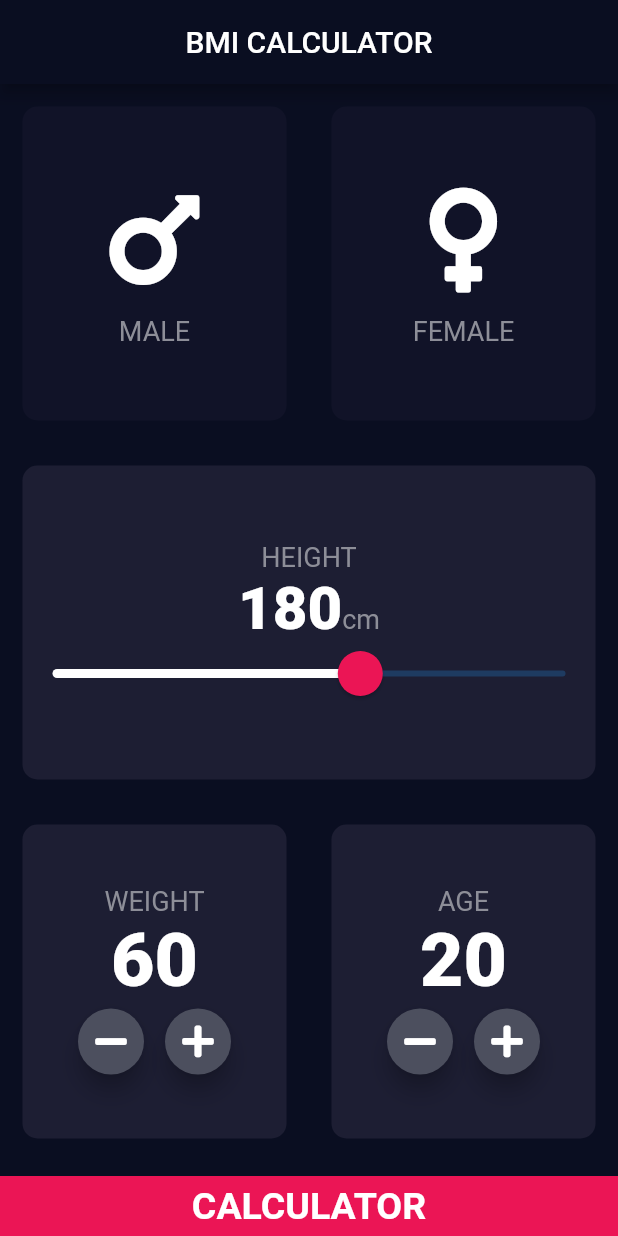
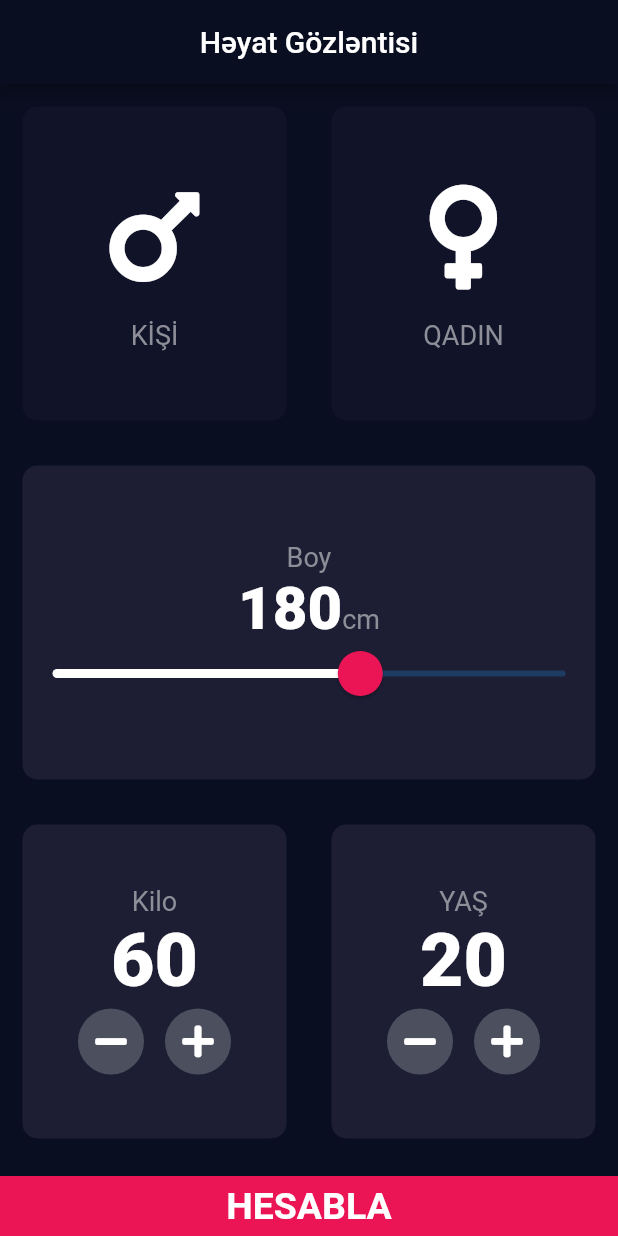
Before and after one commit to mensur056/Flutter_learning, a Flutter app: the screen it shows after launch, on a phone screen of 412 x 824 dp. Run offline on Flutter 3.47's test engine with Material 2 defaults, Android fonts, the phone set to English and light mode, and no system bars; our stand-ins replace audioplayers, font_awesome_flutter.

Commit message:
My Fourth App

```diff
--- a/life_expectancy/lib/components/icon_content.dart
+++ b/life_expectancy/lib/components/icon_content.dart
@@ -1,7 +1,5 @@
 import 'package:flutter/material.dart';
-import '../constants.dart';
-
-
+import 'package:life_expectancy/constants.dart';
 
 class IconContent extends StatelessWidget {
   IconContent({required this.icon, required this.label});
@@ -13,17 +11,17 @@ class IconContent extends StatelessWidget {
   Widget build(BuildContext context) {
     return Column(
       mainAxisAlignment: MainAxisAlignment.center,
-      children: [
+      children: <Widget>[
         Icon(
           icon,
           size: 80.0,
         ),
         SizedBox(
-          height: 10,
+          height: 15.0,
         ),
         Text(
           label,
-          style: kLabelTextStyle
+          style: kLabelTextStyle,
         )
       ],
     );
--- a/life_expectancy/lib/components/round_icon_button.dart
+++ b/life_expectancy/lib/components/round_icon_button.dart
@@ -13,7 +13,7 @@ class RoundIconButton extends StatelessWidget {
     return RawMaterialButton(
         child: Icon(icon),
         onPressed: onPressed,
-        elevation: 6,
+        elevation: 0,
         constraints: BoxConstraints.tightFor(width: 44, height: 44),
         shape: CircleBorder(),
         fillColor: Color(0xFF4C4F5E));
--- a/life_expectancy/lib/screens/input_page.dart
+++ b/life_expectancy/lib/screens/input_page.dart
@@ -6,6 +6,7 @@ import '../constants.dart';
 import 'results_page.dart';
 import '../components/bottom_button.dart';
 import '../components/round_icon_button.dart';
+import 'package:life_expectancy/calculator_brain.dart';
 
 enum Gender {
   male,
@@ -27,7 +28,7 @@ class _InputPageState extends State<InputPage> {
   Widget build(BuildContext context) {
     return Scaffold(
       appBar: AppBar(
-        title: Center(child: Text('BMI CALCULATOR')),
+        title: Center(child: Text('Həyat Gözləntisi')),
       ),
       body: Center(
         child: Column(
@@ -48,7 +49,7 @@ class _InputPageState extends State<InputPage> {
                           : kInactiveCardColour,
                       cardChild: IconContent(
                         icon: FontAwesomeIcons.mars,
-                        label: "MALE",
+                        label: "KİŞİ",
                       ),
                     ),
                   ),
@@ -64,7 +65,7 @@ class _InputPageState extends State<InputPage> {
                           : kInactiveCardColour,
                       cardChild: IconContent(
                         icon: FontAwesomeIcons.venus,
-                        label: "FEMALE",
+                        label: "QADIN",
                       ),
                     ),
                   )
@@ -79,7 +80,7 @@ class _InputPageState extends State<InputPage> {
                   mainAxisAlignment: MainAxisAlignment.center,
                   children: <Widget>[
                     Text(
-                      'HEIGHT',
+                      'Boy',
                       style: kLabelTextStyle,
                     ),
                     Row(
@@ -134,7 +135,7 @@ class _InputPageState extends State<InputPage> {
                         mainAxisAlignment: MainAxisAlignment.center,
                         children: [
                           Text(
-                            'WEIGHT',
+                            'Kilo',
                             style: kLabelTextStyle,
                           ),
                           Text(
@@ -177,7 +178,7 @@ class _InputPageState extends State<InputPage> {
                         mainAxisAlignment: MainAxisAlignment.center,
                         children: [
                           Text(
-                            'AGE',
+                            'YAŞ',
                             style: kLabelTextStyle,
                           ),
                           Text(
@@ -217,17 +218,17 @@ class _InputPageState extends State<InputPage> {
               ),
             ),
             BottomButton(
-              onTap: () {
+              onTap: () {CalculatorBrain calc=CalculatorBrain(weight: weight, height: height);
                 Navigator.push(
                   context,
                   MaterialPageRoute(
                     builder: (context) {
-                      return ResultsPage();
+                      return ResultsPage(bmiResult: calc.CalculateBMI(),interpretation: calc.getInterpretation(),resultText: calc.getResult(),);
                     },
                   ),
                 );
               },
-              buttonTitle: 'CALCULATOR',
+              buttonTitle: 'HESABLA',
             )
           ],
         ),
```
Also changed, not shown: life_expectancy/lib/calculator_brain.dart (added, +37 -0 lines), life_expectancy/lib/screens/results_page.dart (+17 -7 lines).
